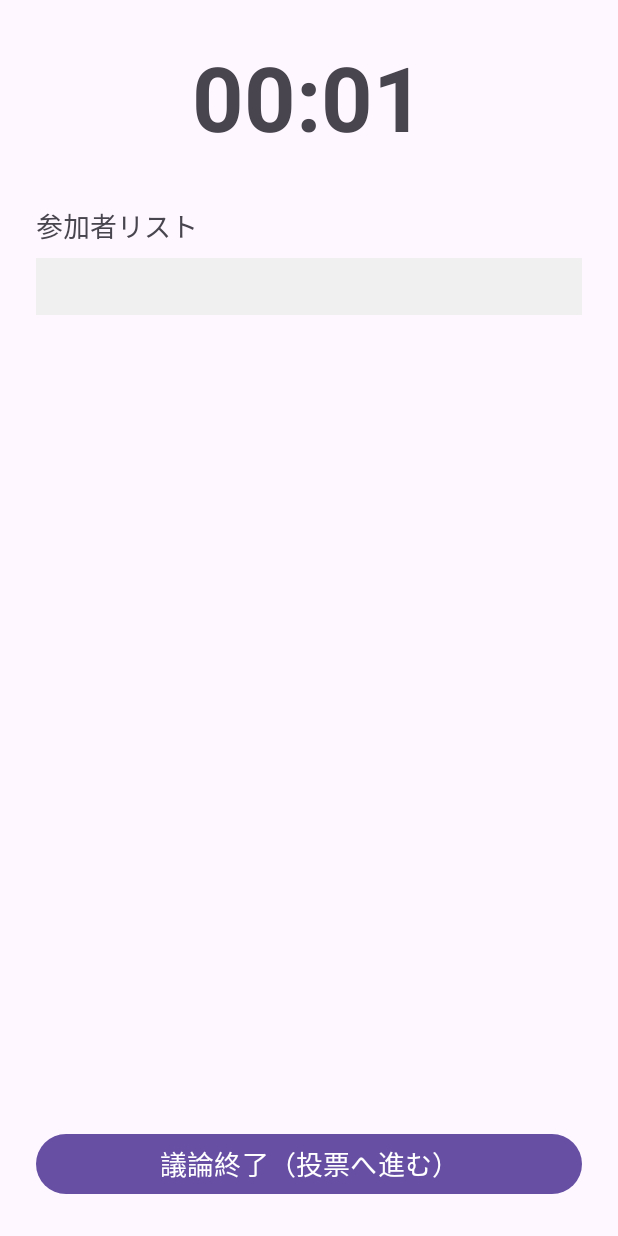
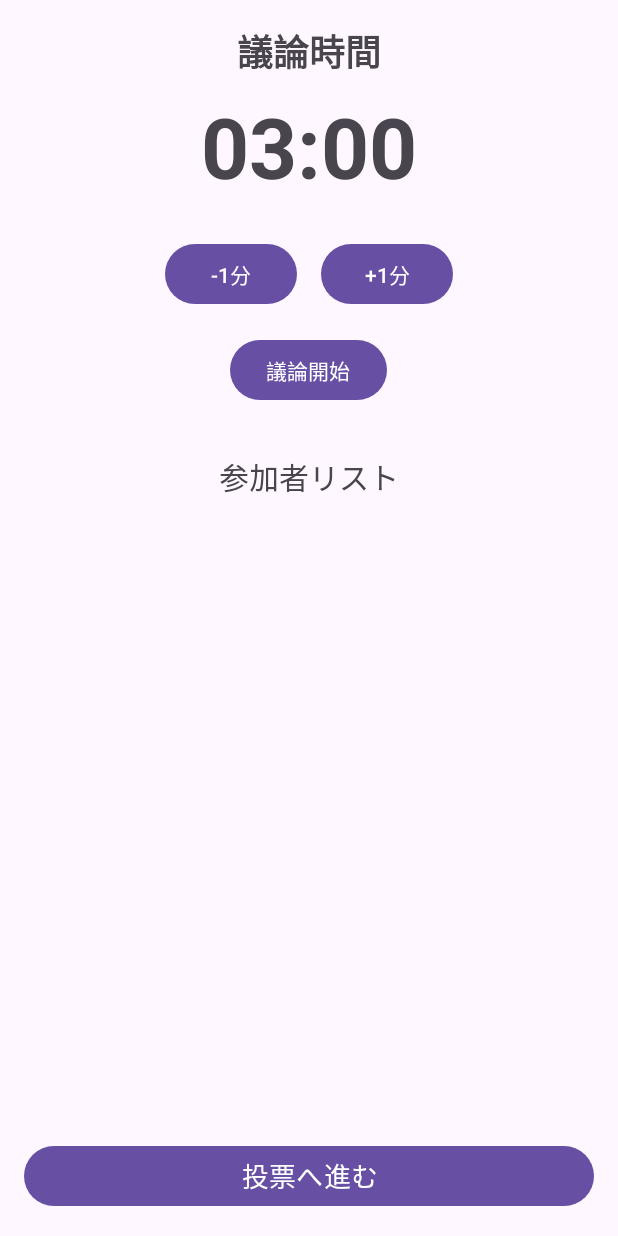
Before and after one commit to yahata885/mbtiwolf, an Android app: the DiscussionActivity screen opened directly, with no data from a screen before it, on a phone screen of 412 x 824 dp. Run offline under Robolectric (Android 15) with nearby library versions, the light colour scheme and no system bars.

Commit message:
タイマーの表示を変更しました

```diff
--- a/app/src/main/java/com/yahata/mbtiwolf/DiscussionActivity.java
+++ b/app/src/main/java/com/yahata/mbtiwolf/DiscussionActivity.java
@@ -8,6 +8,8 @@ import android.os.Looper;
 import android.view.View;
 import android.widget.Button;
 import android.widget.TextView;
+import android.widget.Toast;
+import android.widget.EditText;
 import java.io.Serializable;
 import java.util.ArrayList;
 import java.util.HashMap;
@@ -15,22 +17,37 @@ import java.util.Locale;
 
 public class DiscussionActivity extends AppCompatActivity {
 
+    //時間入力用UI
+    private Button addMinuteButton;
+    private Button subtractMinuteButton;
+    private Button startButton;
+
     private TextView timerTextView;
     private TextView playerListTextView;
     private Button goToVoteButton;
     private Handler timerHandler = new Handler(Looper.getMainLooper());
-    private long startTime = 0;
+//    private long startTime = 0;
     private ArrayList<String> playerList;
+    private long timeRemainingInMillis = 0;
 
     private Runnable timerRunnable = new Runnable() {
         @Override
         public void run() {
-            long millis = System.currentTimeMillis() - startTime;
-            int seconds = (int) (millis / 1000);
-            int minutes = seconds / 60;
-            seconds = seconds % 60;
+            if (timeRemainingInMillis > 0) {
+                timeRemainingInMillis -= 1000; // 1秒減らす
+
+                long minutes = (timeRemainingInMillis / 1000) / 60;
+                long seconds = (timeRemainingInMillis / 1000) % 60;
                 timerTextView.setText(String.format(Locale.getDefault(), "%02d:%02d", minutes, seconds));
-            timerHandler.postDelayed(this, 1000);
+
+                timerHandler.postDelayed(this, 1000); // 1秒後にもう一度実行
+            } else {
+                // タイムアップ時の処理
+                timerTextView.setText("00:00");
+                Toast.makeText(DiscussionActivity.this, "議論終了！", Toast.LENGTH_SHORT).show();
+//                goToVoteButton.setEnabled(true); // 投票ボタンを有効化
+//                startButton.setEnabled(false); // 開始ボタンを無効化
+            }
         }
     };
 
@@ -39,34 +56,66 @@ public class DiscussionActivity extends AppCompatActivity {
         super.onCreate(savedInstanceState);
         setContentView(R.layout.activity_discussion);
 
+
+        addMinuteButton = findViewById(R.id.addMinuteButton);
+        subtractMinuteButton = findViewById(R.id.subtractMinuteButton);
+        startButton = findViewById(R.id.startButton);
         timerTextView = findViewById(R.id.timerTextView);
         playerListTextView = findViewById(R.id.playerListTextView);
         goToVoteButton = findViewById(R.id.goToVoteButton);
 
         goToVoteButton.setEnabled(true);
+
+        timeRemainingInMillis = 3 * 60 * 1000;
+        updateTimerDisplay();
+
         playerList = getIntent().getStringArrayListExtra("PLAYER_LIST");
         displayPlayerList(playerList);
 
-        startTime = System.currentTimeMillis();
-        timerHandler.postDelayed(timerRunnable, 0);
+        //  「+1分」ボタンの処理
+        addMinuteButton.setOnClickListener(v -> {
+            timeRemainingInMillis += 60 * 1000;
+            updateTimerDisplay();
+        });
 
-        goToVoteButton.setOnClickListener(new View.OnClickListener() {
-            @Override
-            public void onClick(View v) {
+        //  「-1分」ボタンの処理
+        subtractMinuteButton.setOnClickListener(v -> {
+            if (timeRemainingInMillis >= 60 * 1000) { // 0分未満にならないように
+                timeRemainingInMillis -= 60 * 1000;
+                updateTimerDisplay();
+            }
+        });
+
+        //  「開始」ボタンの処理
+        startButton.setOnClickListener(v -> {
+            // タイマー開始
+            timerHandler.postDelayed(timerRunnable, 1000);
+
+            // 開始後は時間調整ボタンを無効化
+            startButton.setEnabled(false);
+//            addMinuteButton.setEnabled(false);
+//            subtractMinuteButton.setEnabled(false);
+        });
+
+        // 7. 「投票へ」ボタンの処理
+        goToVoteButton.setOnClickListener(v -> {
             timerHandler.removeCallbacks(timerRunnable);
-
             Intent intent = new Intent(DiscussionActivity.this, AnswerInputActivity.class);
-
-                // ★★★ 受け取った情報を全て次の画面に渡す ★★★
             intent.putStringArrayListExtra("PLAYER_LIST", playerList);
             intent.putExtra("GAME_THEME", getIntent().getStringExtra("GAME_THEME"));
             intent.putExtra("GAME_MODE", getIntent().getIntExtra("GAME_MODE", 2));
             intent.putExtra("ASSIGNMENTS", (HashMap<String, GameRole>) getIntent().getSerializableExtra("ASSIGNMENTS"));
-
             startActivity(intent);
             finish();
+        });
     }
-        });
+
+
+    // ★ タイマー表示を更新する共通メソッド
+    private void updateTimerDisplay() {
+        long minutes = (timeRemainingInMillis / 1000) / 60;
+        long seconds = (timeRemainingInMillis / 1000) % 60;
+        timerTextView.setText(String.format(Locale.getDefault(), "%02d:%02d", minutes, seconds));
     }
 
     private void displayPlayerList(ArrayList<String> players) {
--- a/app/src/main/res/layout/activity_discussion.xml
+++ b/app/src/main/res/layout/activity_discussion.xml
@@ -1,47 +1,79 @@
 <?xml version="1.0" encoding="utf-8"?>
-<RelativeLayout xmlns:android="http://schemas.android.com/apk/res/android"
+<LinearLayout xmlns:android="http://schemas.android.com/apk/res/android"
+    xmlns:app="http://schemas.android.com/apk/res-auto"
     xmlns:tools="http://schemas.android.com/tools"
     android:layout_width="match_parent"
     android:layout_height="match_parent"
-    android:padding="24dp"
+    android:orientation="vertical"
+    android:gravity="center_horizontal"
+    android:padding="16dp"
     tools:context=".DiscussionActivity">
+
+    <TextView
+        android:layout_width="wrap_content"
+        android:layout_height="wrap_content"
+        android:text="議論時間"
+        android:textSize="24sp"
+        android:textStyle="bold" />
 
     <TextView
         android:id="@+id/timerTextView"
         android:layout_width="wrap_content"
         android:layout_height="wrap_content"
-        android:layout_centerHorizontal="true"
-        android:text="00:00"
-        android:textSize="60sp"
+        android:layout_marginTop="8dp"
+        android:text="03:00"
+        android:textSize="56sp"
         android:textStyle="bold" />
 
-    <TextView
-        android:id="@+id/participantsLabel"
+    <LinearLayout
         android:layout_width="wrap_content"
         android:layout_height="wrap_content"
-        android:layout_below="@id/timerTextView"
+        android:orientation="horizontal"
+        android:layout_marginTop="24dp"
+        android:gravity="center">
+
+        <Button
+            android:id="@+id/subtractMinuteButton"
+            android:layout_width="wrap_content"
+            android:layout_height="wrap_content"
+            android:text="-1分" />
+
+        <Button
+            android:id="@+id/addMinuteButton"
+            android:layout_width="wrap_content"
+            android:layout_height="wrap_content"
+            android:layout_marginStart="16dp"
+            android:text="+1分" />
+    </LinearLayout>
+
+    <Button
+        android:id="@+id/startButton"
+        android:layout_width="wrap_content"
+        android:layout_height="wrap_content"
+        android:layout_marginTop="16dp"
+        android:text="議論開始" />
+
+    <TextView
+        android:layout_width="wrap_content"
+        android:layout_height="wrap_content"
         android:layout_marginTop="32dp"
         android:text="参加者リスト"
-        android:textSize="18sp" />
+        android:textSize="20sp" />
 
     <TextView
         android:id="@+id/playerListTextView"
-        android:layout_width="match_parent"
-        android:layout_height="wrap_content"
-        android:layout_below="@id/participantsLabel"
+        android:layout_width="wrap_content"
+        android:layout_height="0dp"
+        android:layout_weight="1"
         android:layout_marginTop="8dp"
-        android:background="#F0F0F0"
-        android:padding="8dp"
-        android:textSize="16sp"
-        tools:text="プレイヤーA\nプレイヤーB\nプレイヤーC" />
+        android:textSize="18sp"
+        tools:text="プレイヤー1\nプレイヤー2\nプレイヤー3" />
 
     <Button
         android:id="@+id/goToVoteButton"
         android:layout_width="match_parent"
         android:layout_height="wrap_content"
-        android:layout_alignParentBottom="true"
-        android:text="議論終了（投票へ進む）"
-        android:textSize="18sp"
-        android:enabled="false" />
+        android:text="投票へ進む"
+        android:textSize="18sp"/>
 
-</RelativeLayout>
+</LinearLayout>
```
Also changed, not shown: 2 other files. Lines whose indentation alone changed are shown as unchanged.
